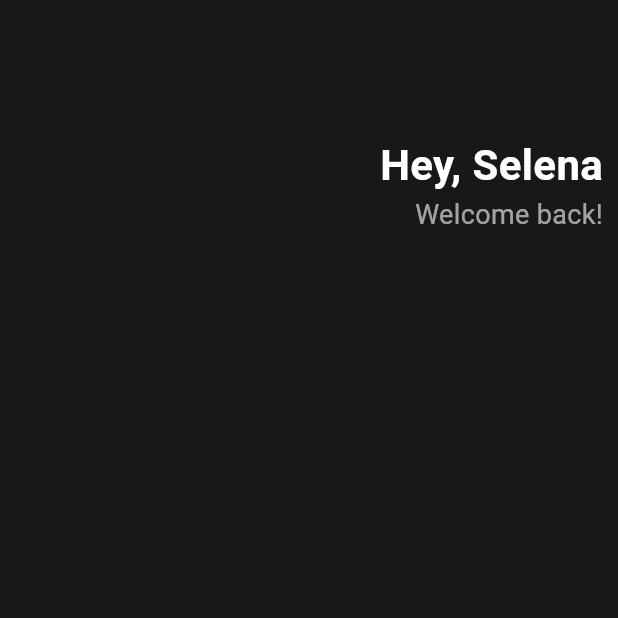
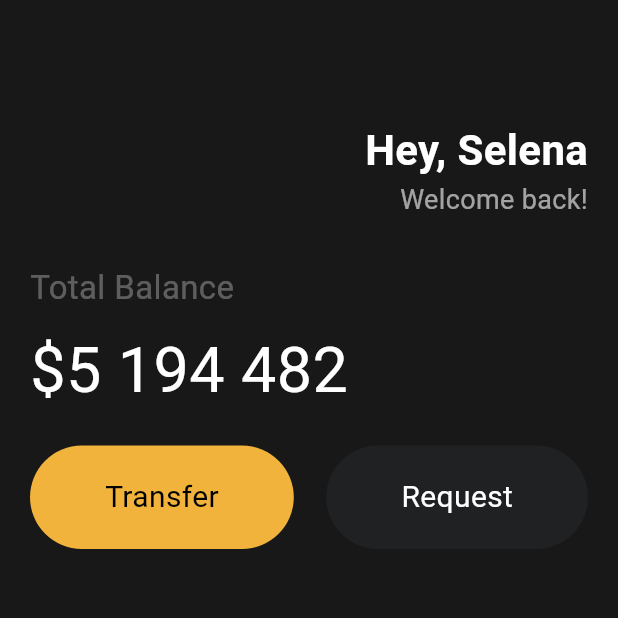
Before and after one commit to DongHyeonKim-tech/flutter_ui_challenge_nomad, a Flutter app: the screen it shows after launch, on a phone screen of 412 x 824 dp, the top half of it. Run offline on Flutter 3.47's test engine with Material 3 defaults, Android fonts, the phone set to English and light mode, and no system bars.

Commit message:
#3.5 complete

```diff
--- a/lib/main.dart
+++ b/lib/main.dart
@@ -1,6 +1,9 @@
 import 'package:flutter/material.dart';
+import 'package:ui_challenge/widgets/button.dart';
 
 void main() {
+  // const 사용 이유: compiler는 모든 const 객체에 대해 동일한 메모리 부분을 할당하여 객체를 불변으로 만드므로
+  // 앱을 실행할 때 한 번만 생성 -> 리소스 낭비 줄임 -> 최적화!
   runApp(const MyApp());
 }
 
@@ -19,10 +22,12 @@ class MyApp extends StatelessWidget {
         // ),
         backgroundColor: Color(0xFF181818),
         body: Padding(
-            padding: EdgeInsets.all(10), // 전체
+            // padding: const EdgeInsets.all(10), // 전체
             // padding: EdgeInsets.only(right: 20), // 한 부분
             // padding: EdgeInsets.symmetric(vertical: 10, horizontal: 20), // 수직, 수평
-            child: const Column(children: [
+            padding: EdgeInsets.symmetric(horizontal: 20),
+            child:
+                Column(crossAxisAlignment: CrossAxisAlignment.start, children: [
               SizedBox(height: 80),
               Row(
                 // row justify
@@ -36,15 +41,56 @@ class MyApp extends StatelessWidget {
                         'Hey, Selena',
                         style: TextStyle(
                             color: Colors.white,
+                            // color: Color.fromRGBO(141, 141, 141, 1),
                             fontSize: 28,
                             fontWeight: FontWeight.w700),
                       ),
                       Text(
                         'Welcome back!',
-                        style: TextStyle(color: Colors.white60, fontSize: 18),
+                        style: TextStyle(
+                          color: Colors.white60,
+                          fontSize: 18,
+                        ),
                       )
                     ],
                   )
+                ],
+              ),
+              SizedBox(
+                height: 30,
+              ),
+              Text(
+                'Total Balance',
+                style: TextStyle(
+                  color: Colors.white30,
+                  fontSize: 22,
+                ),
+              ),
+              SizedBox(
+                height: 10,
+              ),
+              Text(
+                '\$5 194 482',
+                style: TextStyle(
+                  color: Colors.white,
+                  fontSize: 42,
+                ),
+              ),
+              SizedBox(
+                height: 20,
+              ),
+              Row(
+                mainAxisAlignment: MainAxisAlignment.spaceBetween,
+                children: [
+                  // Container는 HTML의 div와 비슷
+                  Button(
+                      text: 'Transfer',
+                      bgColor: Color(0xFFF1B33B),
+                      textColor: Colors.black),
+                  Button(
+                      text: 'Request',
+                      bgColor: Color(0xFF1F2123),
+                      textColor: Colors.white),
                 ],
               )
             ])),
--- /dev/null
+++ b/lib/widgets/button.dart
@@ -0,0 +1,36 @@
+// st 입력 후 Flutter Stateless Widget 선택 시 자동 완성
+
+import 'package:flutter/material.dart';
+
+class Button extends StatelessWidget {
+  final String text;
+  final Color bgColor;
+  final Color textColor;
+
+  const Button({
+    super.key,
+    required this.text,
+    required this.bgColor,
+    required this.textColor,
+  });
+
+  @override
+  Widget build(BuildContext context) {
+    return Container(
+      decoration: BoxDecoration(
+        color: bgColor,
+        borderRadius: BorderRadius.circular(45),
+      ),
+      child: Padding(
+        padding: const EdgeInsets.symmetric(vertical: 20, horizontal: 50),
+        child: Text(
+          text,
+          style: TextStyle(
+            fontSize: 20,
+            color: textColor,
+          ),
+        ),
+      ),
+    );
+  }
+}
```
